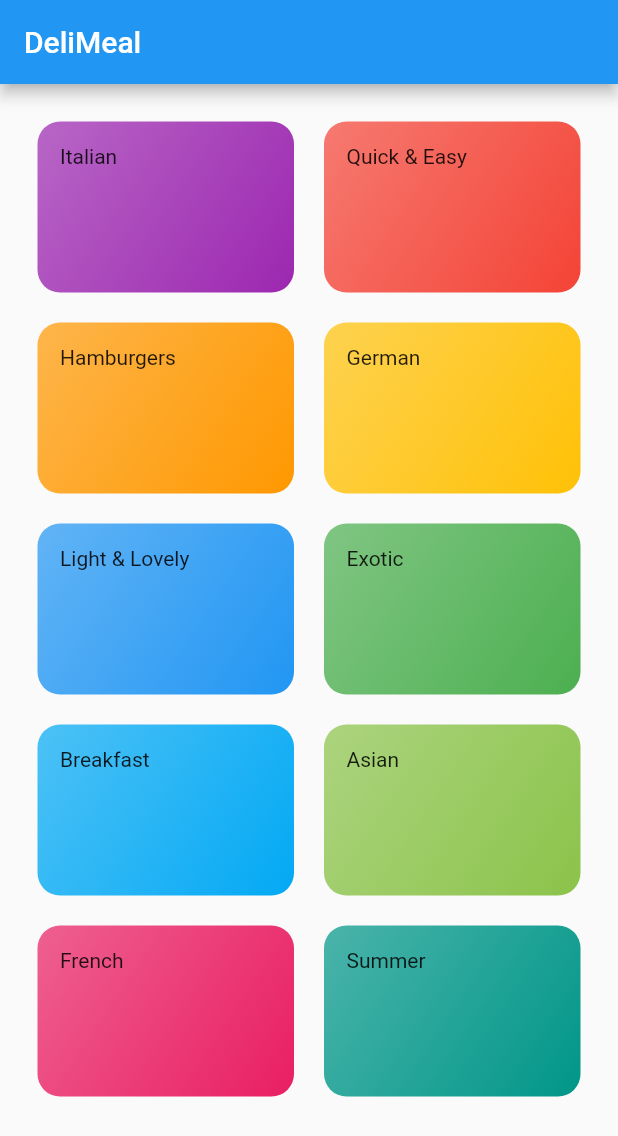
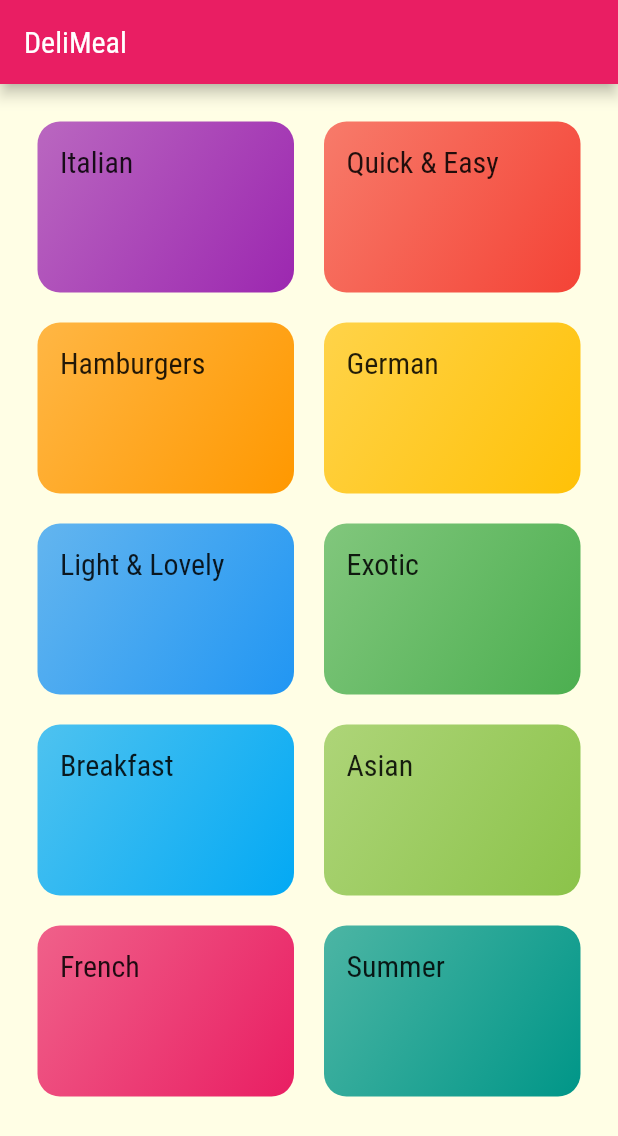
Before and after one commit to guplem/LearningFlutter, a Flutter app: the screen it shows after launch, on a phone screen of 412 x 824 dp. Shown: the top 1136 px of the screen. Run offline on Flutter 3.47's test engine with Material 2 defaults, Android fonts, the phone set to English and light mode, and no system bars.

Commit message:
Theme - Styling

```diff
--- a/meals_app/lib/category_item.dart
+++ b/meals_app/lib/category_item.dart
@@ -10,7 +10,7 @@ class CategoryItem extends StatelessWidget {
   Widget build(BuildContext context) {
     return Container(
       padding: const EdgeInsets.all(15),
-      child: Text(title),
+      child: Text(title,style: Theme.of(context).textTheme.headline6,),
       decoration: BoxDecoration(
         gradient: LinearGradient(
           colors: [
--- a/meals_app/lib/main.dart
+++ b/meals_app/lib/main.dart
@@ -10,7 +10,17 @@ class MyApp extends StatelessWidget {
     return MaterialApp(
       title: 'DeliMeals',
       theme: ThemeData(
-        primarySwatch: Colors.blue,
+        canvasColor: const Color.fromRGBO(255, 254, 229, 1),
+        colorScheme: ColorScheme.fromSwatch(
+          primarySwatch: Colors.pink,
+        ).copyWith(
+          secondary: Colors.amber,
+        ),
+        textTheme: ThemeData.light().textTheme.copyWith(
+              bodyText2: const TextStyle(color: Color.fromRGBO(20, 51, 51, 1)), // (old body1): https://stackoverflow.com/a/60864190/7927429
+              bodyText1: const TextStyle(color: Color.fromRGBO(20, 51, 51, 1)), // (old body2): https://stackoverflow.com/a/60864190/7927429
+              headline6: const TextStyle(fontSize: 20, fontFamily: "RobotoCondensed"), // (old Title): https://stackoverflow.com/a/60864190/7927429
+            ),
       ),
       home: CategoriesScreen(),
     );
@@ -23,7 +33,6 @@ class MyHomePage extends StatefulWidget {
 }
 
 class _MyHomePageState extends State<MyHomePage> {
-
   @override
   Widget build(BuildContext context) {
     return Scaffold(
```
Also changed, not shown: meals_app/pubspec.yaml (+19 -6 lines), meals_app/assets/fonts/Raleway-Black.ttf (added), meals_app/assets/fonts/Raleway-Bold.ttf (added), meals_app/assets/fonts/Raleway-Regular.ttf (added), meals_app/assets/fonts/RobotoCondensed-Bold.ttf (added), meals_app/assets/fonts/RobotoCondensed-Italic.ttf (added), meals_app/assets/fonts/RobotoCondensed-Light.ttf (added), meals_app/assets/fonts/RobotoCondensed-Regular.ttf (added).
